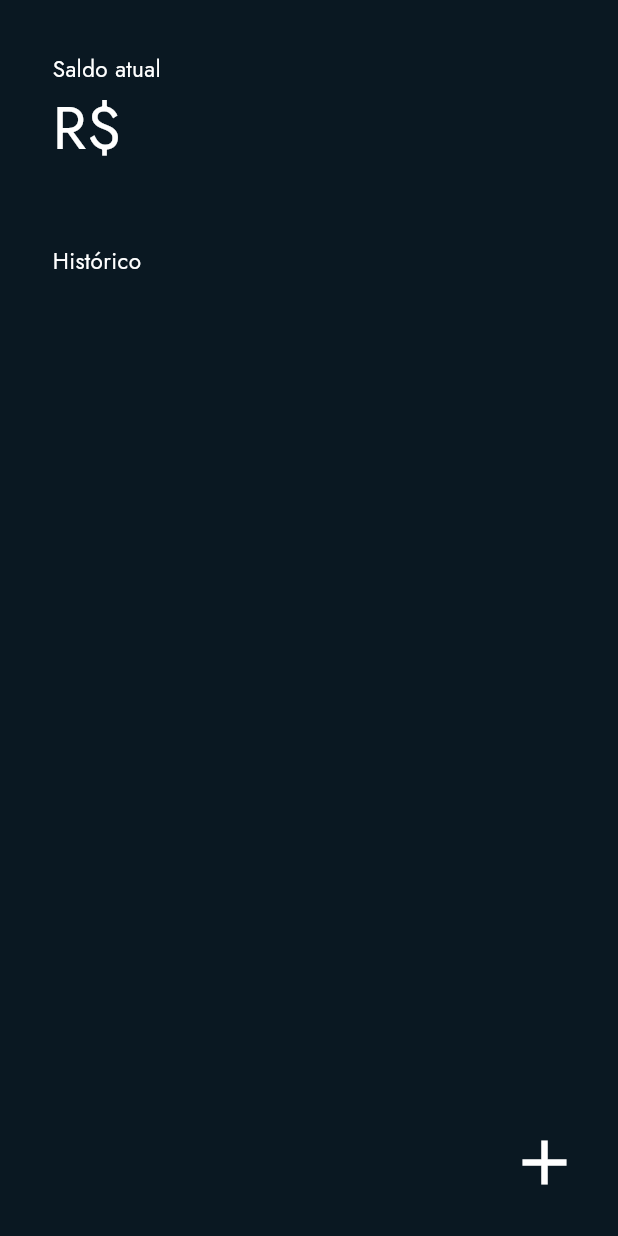
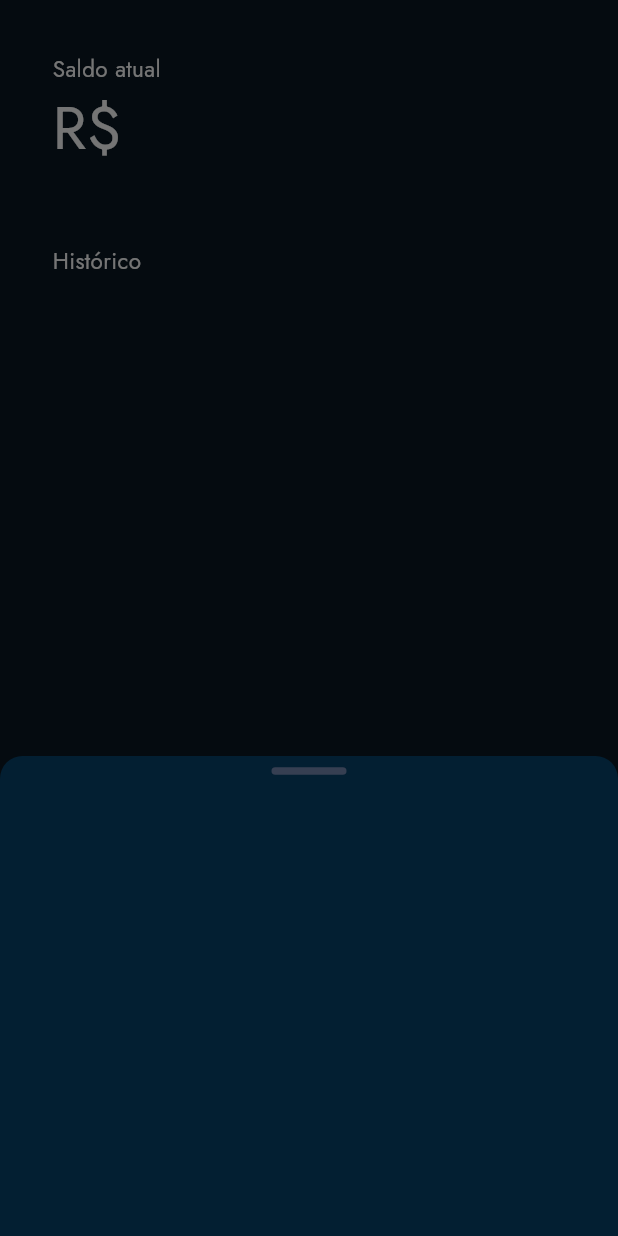
Before and after one commit to pietroid/money_tracker_2, a Flutter app: the screen it shows after launch, after a tap on the "add" icon, on a phone screen of 412 x 824 dp. Run offline on Flutter 3.47's test engine with Material 3 defaults, Android fonts, the phone set to English and light mode, and no system bars; our stand-ins replace equatable, google_fonts, hydrated_bloc; missing offline and left inert: teia_dart.

Commit message:
migrating to bottom sheet

```diff
--- a/lib/main.dart
+++ b/lib/main.dart
@@ -1,6 +1,6 @@
 import 'package:flutter/material.dart';
 import 'package:flutter_template/blocs/main_bloc.dart';
-import 'package:flutter_template/screens/main_screen.dart';
+import 'package:flutter_template/presentation/screens/main_screen.dart';
 import 'package:google_fonts/google_fonts.dart';
 import 'package:hydrated_bloc/hydrated_bloc.dart';
 import 'package:path_provider/path_provider.dart';
--- /dev/null
+++ b/lib/presentation/bottom_sheets/add_transaction_bottom_sheet.dart
@@ -0,0 +1,16 @@
+import 'package:flutter/material.dart';
+import 'package:flutter_template/presentation/bottom_sheets/base_bottom_sheet.dart';
+
+Future<void> showAddTransaction(BuildContext context) => showBaseBottomSheet(
+    context: context, child: const AddTransactionBottomSheetContent());
+
+class AddTransactionBottomSheetContent extends StatelessWidget {
+  const AddTransactionBottomSheetContent({super.key});
+
+  @override
+  Widget build(BuildContext context) {
+    return const SizedBox(
+      height: 300,
+    );
+  }
+}
--- /dev/null
+++ b/lib/presentation/bottom_sheets/base_bottom_sheet.dart
@@ -0,0 +1,37 @@
+import 'package:flutter/material.dart';
+
+Future<void> showBaseBottomSheet({
+  required BuildContext context,
+  required Widget child,
+}) async {
+  await showModalBottomSheet(
+    backgroundColor: Colors.transparent,
+    context: context,
+    builder: (context) {
+      return Container(
+          decoration: const BoxDecoration(
+            color: Color.fromARGB(255, 3, 31, 50),
+            borderRadius: BorderRadius.only(
+              topLeft: Radius.circular(15),
+              topRight: Radius.circular(15),
+            ),
+          ),
+          child: SafeArea(
+            child: Column(mainAxisSize: MainAxisSize.min, children: [
+              SizedBox(
+                height: 20,
+                child: Center(
+                    child: Container(
+                  decoration: const BoxDecoration(
+                    color: Color.fromARGB(255, 54, 63, 82),
+                    borderRadius: BorderRadius.all(Radius.circular(5)),
+                  ),
+                  child: const SizedBox(width: 50, height: 5),
+                )),
+              ),
+              child,
+            ]),
+          ));
+    },
+  );
+}
--- a/lib/screens/main_screen.dart
+++ b/lib/presentation/screens/main_screen.dart
@@ -1,7 +1,7 @@
 import 'package:flutter/material.dart';
-import 'package:flutter_template/entities/transaction.dart';
-import 'package:flutter_template/widgets/history.dart';
-import 'package:flutter_template/widgets/main_balance.dart';
+import 'package:flutter_template/presentation/bottom_sheets/add_transaction_bottom_sheet.dart';
+import 'package:flutter_template/presentation/widgets/history.dart';
+import 'package:flutter_template/presentation/widgets/main_balance.dart';
 import 'package:teia_dart/core/domain/teia.dart';
 
 class MainScreen extends StatefulWidget {
@@ -38,7 +38,7 @@ class _MainScreenState extends State<MainScreen> {
           Icons.add,
         ),
         onPressed: () {
-          editingTransactions.add(Transaction(value: 10, description: ''));
+          showAddTransaction(context);
         },
         iconSize: 50,
         splashRadius: 30,
--- a/lib/widgets/editing_card.dart
+++ b/lib/presentation/widgets/editing_card.dart
@@ -1,6 +1,6 @@
 import 'package:flutter/material.dart';
 import 'package:flutter_template/entities/transaction.dart';
-import 'package:flutter_template/widgets/base_card.dart';
+import 'package:flutter_template/presentation/widgets/base_card.dart';
 import 'package:teia_dart/core/domain/teia.dart';
 import 'package:teia_dart/utils/presentation/teia_builder.dart';
 
--- a/lib/widgets/history.dart
+++ b/lib/presentation/widgets/history.dart
@@ -1,7 +1,7 @@
 import 'package:flutter/material.dart' hide Card;
 import 'package:flutter_template/entities/transaction.dart';
-import 'package:flutter_template/widgets/editing_card.dart';
-import 'package:flutter_template/widgets/transaction_card.dart';
+import 'package:flutter_template/presentation/widgets/editing_card.dart';
+import 'package:flutter_template/presentation/widgets/transaction_card.dart';
 import 'package:teia_dart/core/domain/teia.dart';
 import 'package:teia_dart/utils/presentation/teia_builder.dart';
 
--- a/lib/widgets/transaction_card.dart
+++ b/lib/presentation/widgets/transaction_card.dart
@@ -1,5 +1,5 @@
 import 'package:flutter/material.dart';
-import 'package:flutter_template/widgets/base_card.dart';
+import 'package:flutter_template/presentation/widgets/base_card.dart';
 
 class TransactionCard extends StatelessWidget {
   final String description;
```
Also changed, not shown: lib/presentation/widgets/base_card.dart (renamed from lib/widgets/base_card.dart), lib/presentation/widgets/main_balance.dart (renamed from lib/widgets/main_balance.dart).
